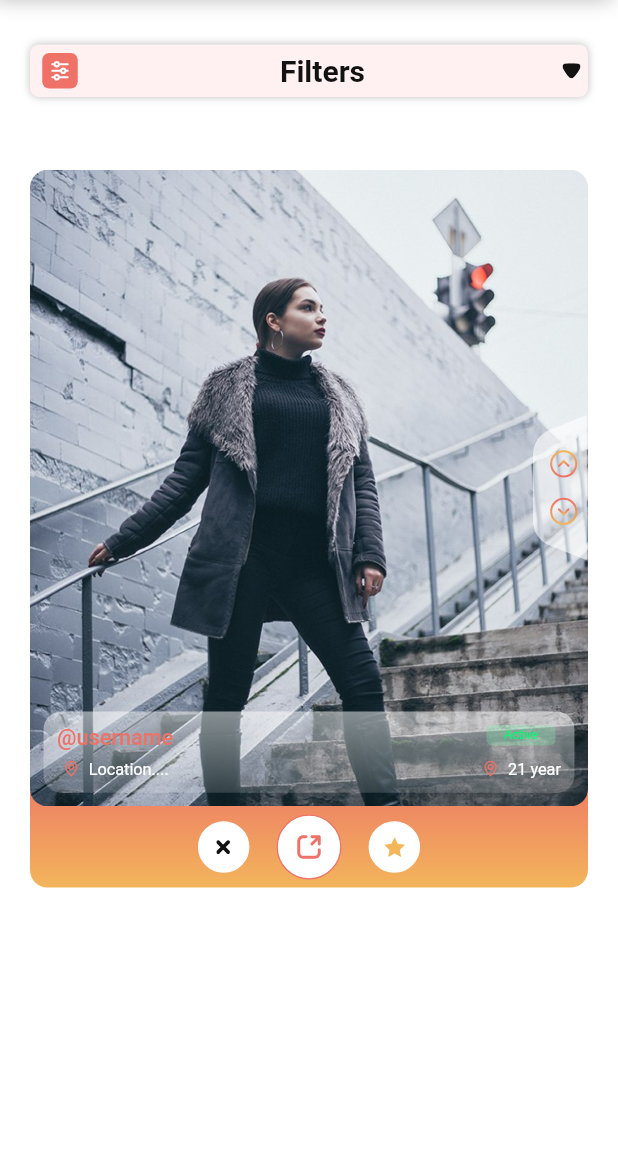
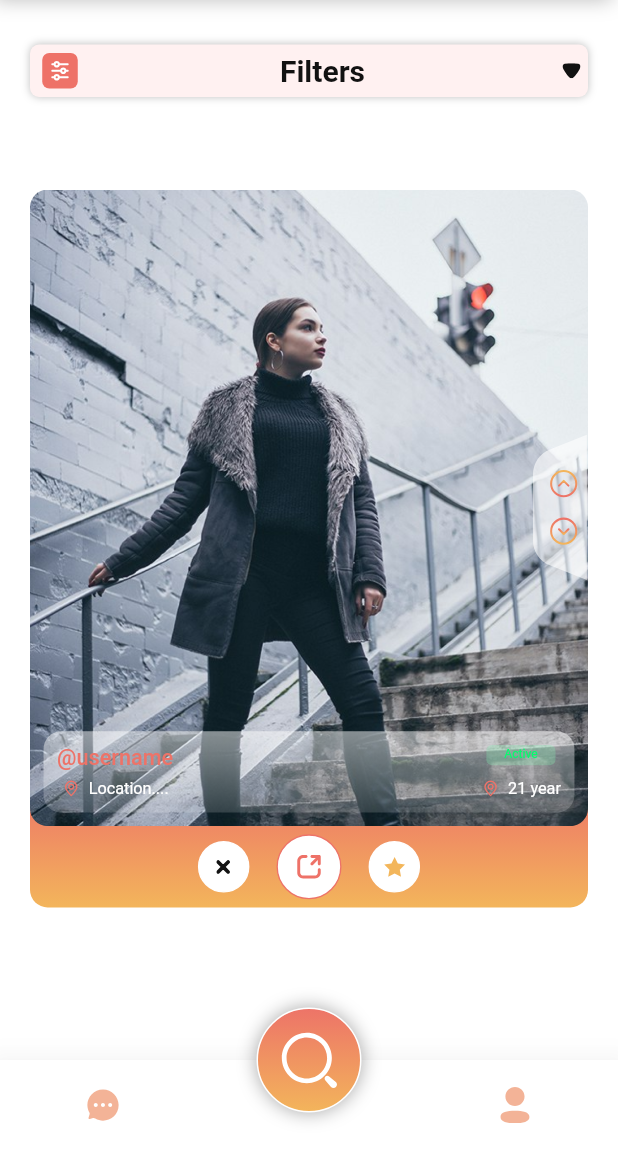
Before and after one commit to ITCoderz/datingUI, a Flutter app: the HomeScreen screen opened directly, on a phone screen of 412 x 824 dp, the part 86-1236 px from its top. Run offline on Flutter 3.47's test engine with Material 3 defaults, Android fonts, the light colour scheme and no system bars; our stand-ins replace carousel_slider, dotted_border, dropdown_button2, flutter_svg, get, google_fonts and 1 more.

Commit message:
BottomAppbar done filter dialog offset done content continue

```diff
--- a/lib/reusable_components/bottom_nav_bar/reusable_bottom_navbar.dart
+++ b/lib/reusable_components/bottom_nav_bar/reusable_bottom_navbar.dart
@@ -1,113 +1,132 @@
-//
-// import 'package:flutter/material.dart';
-// import 'package:get/get.dart';
-// import '../../models/bottom_navigation_bar_model/bottom_navigation_bar_model.dart';
-// import '../../utils/colors/app_colors.dart';
-// import '../../utils/constants/constant_lists.dart';
-// import '../../utils/text_styles/text_styles.dart';
-//
-// class CustomBottomAppBar extends StatelessWidget {
-//   final int selectedIndex;
-//
-//   const CustomBottomAppBar({super.key, required this.selectedIndex});
-//
-//   @override
-//   Widget build(BuildContext context) {
-//     return BottomAppBar(
-//       color: Colors.white,
-//       elevation: 50,
-//       height: 70,
-//       child: Row(
-//         mainAxisAlignment: MainAxisAlignment.spaceBetween,
-//         children: [
-//           for (int index = 0;
-//               index < ConstantLists.bottomBarList.length;
-//               index++) ...[
-//             Expanded(
-//               flex: 1,
-//               child: BottomNavBarComponent(
-//                 selectedIndex: selectedIndex,
-//                 bottomBarModel: ConstantLists.bottomBarList[index],
-//               ),
-//             )
-//           ]
-//         ],
-//       ),
-//     );
-//   }
-// }
-//
-// class BottomNavBarComponent extends StatelessWidget {
-//   final int selectedIndex;
-//   final BottomNavigationBarModel bottomBarModel;
-//
-//   const BottomNavBarComponent({
-//     super.key,
-//     required this.selectedIndex,
-//     required this.bottomBarModel,
-//   });
-//
-//   @override
-//   Widget build(BuildContext context) {
-//     return InkWell(
-//       borderRadius: BorderRadius.circular(
-//         12,
-//       ),
-//       onTap: selectedIndex == bottomBarModel.itemIndex
-//           ? null
-//           : bottomBarModel.itemIndex == 0
-//               ? () {
-//                   Get.offAll(
-//                     () => const PortfolioScreen(),
-//                     transition: Constants.appTransition,
-//                   );
-//                 }
-//               : bottomBarModel.itemIndex == 1
-//                   ? () {
-//                       Get.offAll(
-//                         () => const MarketScreen(),
-//                         transition: Constants.appTransition,
-//                       );
-//                     }
-//                   : bottomBarModel.itemIndex == 2
-//                       ? () {
-//                           Get.offAll(
-//                             () => const AlertsScreen(),
-//                             transition: Constants.appTransition,
-//                           );
-//                         }
-//                       : () {
-//                               Get.offAll(
-//                                 () => const PremiumScreen(),
-//                                 transition: Constants.appTransition,
-//                               );
-//                             },
-//       child: Padding(
-//         padding: const EdgeInsets.all(2),
-//         child: Column(
-//           mainAxisSize: MainAxisSize.min,
-//           crossAxisAlignment: CrossAxisAlignment.center,
-//           children: [
-//              Image.asset(
-//                     bottomBarModel.assetString,
-//                     height: 22,
-//                     width: 22,
-//                     color: selectedIndex == bottomBarModel.itemIndex
-//                         ? CColors.iconEnableColor
-//                         : CColors.iconDisableColor,
-//                   ),
-//             2.ph,
-//             Flexible(
-//               child: Text(
-//                 bottomBarModel.title.tr,
-//                 style: selectedIndex == bottomBarModel.itemIndex
-//                     ? CustomTextStyles.black712
-//                     : CustomTextStyles.grey412Color,
-//               ),
-//             ),
-//           ],
-//         ),
-//       ),
-//     );
-//   }
-// }
+
+import 'package:dating/generated/assets.dart';
+import 'package:dating/screens/home/home_screen/view/home_screen.dart';
+import 'package:dating/screens/onboarding/views/onboarding_screen.dart';
+import 'package:dating/utils/constants/constants.dart';
+import 'package:flutter/material.dart';
+import 'package:flutter_svg/flutter_svg.dart';
+import 'package:get/get.dart';
+import '../../models/bottom_navigation_bar_model/bottom_navigation_bar_model.dart';
+import '../../utils/colors/app_colors.dart';
+import '../../utils/constants/constant_lists.dart';
+
+class CustomBottomAppBar extends StatelessWidget {
+  final int selectedIndex;
+
+  const CustomBottomAppBar({super.key, required this.selectedIndex});
+
+  @override
+  Widget build(BuildContext context) {
+    return Stack(
+      alignment: Alignment.center,
+      children: [
+        Padding(
+          padding: const EdgeInsets.only(top: 60),
+          child: BottomAppBar(
+            color: Colors.white,
+            elevation: 20,
+            height: 60,
+            notchMargin: 0,
+            shape: const CircularNotchedRectangle(),
+            child: Row(
+              mainAxisAlignment: MainAxisAlignment.spaceBetween,
+              children: [
+                for (int index = 0;
+                    index < ConstantLists.bottomBarList.length;
+                    index++) ...[
+                  Expanded(
+                    flex: 1,
+                    child: BottomNavBarComponent(
+                      selectedIndex: selectedIndex,
+                      bottomBarModel: ConstantLists.bottomBarList[index],
+                    ),
+                  )
+                ]
+              ],
+            ),
+          ),
+        ),
+        Container(
+          height: 70,
+          width: 70,
+          padding: const EdgeInsets.all(15),
+          decoration:  BoxDecoration(
+              shape: BoxShape.circle,
+              gradient: buildLinearGradient(),
+            border: Border.all(color: Colors.white),
+            boxShadow: [
+              BoxShadow(
+                color: Colors.black.withOpacity(0.35),
+                offset: Offset(0,0),
+                blurRadius: 10
+
+              )
+            ]
+          ),
+          child: SvgPicture.asset(Assets.iconsSearch,height: 35,),
+        ),
+      ],
+    );
+  }
+}
+
+class BottomNavBarComponent extends StatelessWidget {
+  final int selectedIndex;
+  final BottomNavigationBarModel bottomBarModel;
+
+  const BottomNavBarComponent({
+    super.key,
+    required this.selectedIndex,
+    required this.bottomBarModel,
+  });
+
+  @override
+  Widget build(BuildContext context) {
+    return InkWell(
+      borderRadius: BorderRadius.circular(
+        12,
+      ),
+      onTap: selectedIndex == bottomBarModel.itemIndex
+          ? null
+          : bottomBarModel.itemIndex == 0
+              ? () {
+                  Get.offAll(
+                    () => const HomeScreen(),
+                    transition: Constants.appTransition,
+                  );
+                }
+              : bottomBarModel.itemIndex == 1
+                  ? () {
+                      Get.offAll(
+                        () => const HomeScreen(),
+                        transition: Constants.appTransition,
+                      );
+                    }
+                      : () {
+                              Get.offAll(
+                                () => const HomeScreen(),
+                                transition: Constants.appTransition,
+                              );
+                            },
+      child: Padding(
+        padding: const EdgeInsets.all(2),
+        child: Column(
+          mainAxisSize: MainAxisSize.min,
+          crossAxisAlignment: CrossAxisAlignment.center,
+          children: [
+
+            bottomBarModel.itemIndex==1? const Text(''):
+             SvgPicture.asset(
+                    bottomBarModel.assetString,
+                    height: 25,
+                    width: 25,
+                    color: selectedIndex == bottomBarModel.itemIndex
+                        ? CColors.iconEnableColor
+                        : CColors.iconDisableColor,
+                  ),
+          ],
+        ),
+      ),
+    );
+  }
+}
--- a/lib/utils/colors/app_colors.dart
+++ b/lib/utils/colors/app_colors.dart
@@ -24,8 +24,8 @@ class CColors {
   static const Color fillGreyColor = Color(0xffEFEFEF);
   static const Color lightGreyColor = Color(0xffACACAC);
 
-  static const Color iconEnableColor = Colors.black;
-  static const Color iconDisableColor = Color(0xff8F8D8D);
+  static const Color iconEnableColor = Color(0xffEE7268);
+  static const Color iconDisableColor = Color(0xffF3B397);
 
 
 
--- a/lib/utils/constants/constant_lists.dart
+++ b/lib/utils/constants/constant_lists.dart
@@ -1,29 +1,27 @@
 
+
+import 'package:dating/generated/assets.dart';
+import 'package:dating/models/bottom_navigation_bar_model/bottom_navigation_bar_model.dart';
 
 class ConstantLists {
   ConstantLists._();
 
-  // static List<BottomNavigationBarModel> bottomBarList = [
-  //   BottomNavigationBarModel(
-  //     itemIndex: 0,
-  //     assetString: Assets.bottomIconsPortfolio,
-  //     title: "Portfolio",
-  //   ),
-  //   BottomNavigationBarModel(
-  //     itemIndex: 1,
-  //     assetString: Assets.bottomIconsWatchlist,
-  //     title: "Watchlist",
-  //   ),
-  //   BottomNavigationBarModel(
-  //     itemIndex: 2,
-  //     assetString: Assets.bottomIconsAlerts,
-  //     title: "Alerts",
-  //   ),
-  //   BottomNavigationBarModel(
-  //     itemIndex: 3,
-  //     assetString: Assets.bottomIconsPremium,
-  //     title: "Premium",
-  //   ),
-  // ];
+  static List<BottomNavigationBarModel> bottomBarList = [
+    BottomNavigationBarModel(
+      itemIndex: 0,
+      assetString: Assets.iconsChatBubble,
+      title: "",
+    ),
+    BottomNavigationBarModel(
+      itemIndex: 1,
+      assetString: Assets.iconsChatBubble,
+      title: "",
+    ),
+    BottomNavigationBarModel(
+      itemIndex: 2,
+      assetString: Assets.iconsUser,
+      title: "",
+    ),
+  ];
 
 }
```
Also changed, not shown: lib/screens/home/home_screen/view/filter_screen.dart (added, +141 -0 lines), lib/screens/home/home_screen/view/home_screen.dart (+74 -3 lines), assets/icons/ArrowUp2.svg (added), assets/icons/Search.svg (added), lib/generated/assets.dart, pubspec.lock (deleted).
